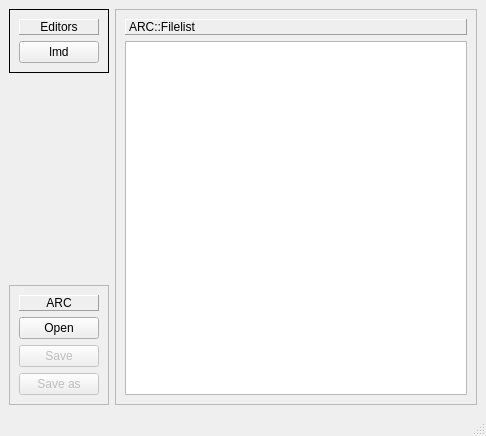
Old version of the form GUI/mainwindow.ui in the repository mikewii/libkorra.
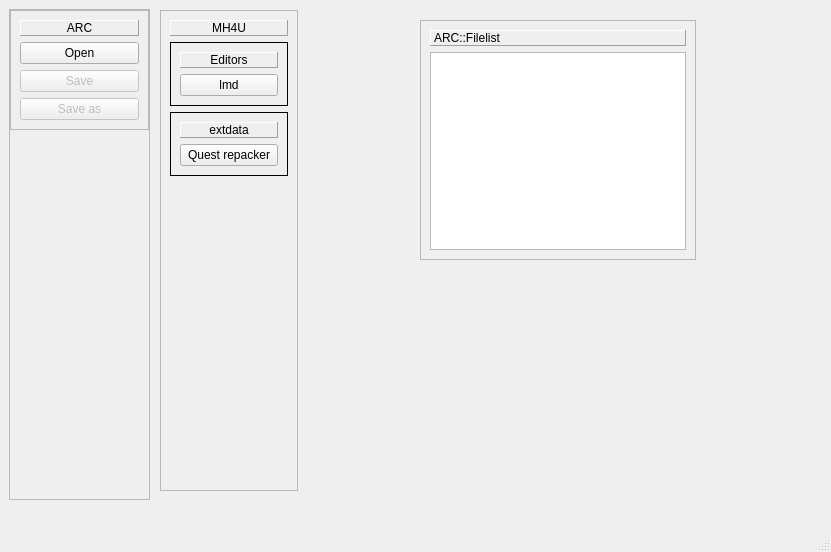
New version of the form.

Commit message: MH4U: extdata quest repacker refactor and move to own file

Diff of the .ui file:
```diff
--- a/GUI/mainwindow.ui
+++ b/GUI/mainwindow.ui
@@ -6,17 +6,29 @@
    <rect>
     <x>0</x>
     <y>0</y>
-    <width>486</width>
-    <height>436</height>
+    <width>831</width>
+    <height>552</height>
    </rect>
   </property>
   <property name="windowTitle">
    <string>MainWindow</string>
   </property>
   <widget class="QWidget" name="centralwidget">
-   <layout class="QHBoxLayout" name="horizontalLayout">
-    <item>
-     <widget class="QWidget" name="widget" native="true">
+   <widget class="QFrame" name="frame">
+    <property name="geometry">
+     <rect>
+      <x>9</x>
+      <y>9</y>
+      <width>141</width>
+      <height>491</height>
+     </rect>
+    </property>
+    <property name="frameShape">
+     <enum>QFrame::StyledPanel</enum>
+    </property>
+    <property name="frameShadow">
+     <enum>QFrame::Raised</enum>
+    </property>
       <layout class="QVBoxLayout" name="verticalLayout_7">
        <property name="leftMargin">
         <number>0</number>
@@ -30,73 +42,6 @@
        <property name="bottomMargin">
         <number>0</number>
        </property>
-       <item>
-        <widget class="QFrame" name="editors">
-         <property name="sizePolicy">
-          <sizepolicy hsizetype="Preferred" vsizetype="Maximum">
-           <horstretch>0</horstretch>
-           <verstretch>0</verstretch>
-          </sizepolicy>
-         </property>
-         <property name="layoutDirection">
-          <enum>Qt::LeftToRight</enum>
-         </property>
-         <property name="autoFillBackground">
-          <bool>false</bool>
-         </property>
-         <property name="frameShape">
-          <enum>QFrame::Box</enum>
-         </property>
-         <layout class="QVBoxLayout" name="verticalLayout_2">
-          <item>
-           <widget class="QLabel" name="label">
-            <property name="sizePolicy">
-             <sizepolicy hsizetype="Preferred" vsizetype="Preferred">
-              <horstretch>0</horstretch>
-              <verstretch>0</verstretch>
-             </sizepolicy>
-            </property>
-            <property name="frameShape">
-             <enum>QFrame::Panel</enum>
-            </property>
-            <property name="frameShadow">
-             <enum>QFrame::Raised</enum>
-            </property>
-            <property name="text">
-             <string>Editors</string>
-            </property>
-            <property name="alignment">
-             <set>Qt::AlignCenter</set>
-            </property>
-           </widget>
-          </item>
-          <item>
-           <layout class="QVBoxLayout" name="verticalLayout">
-            <item>
-             <widget class="QPushButton" name="btn_lmdEditor">
-              <property name="text">
-               <string>lmd</string>
-              </property>
-             </widget>
-            </item>
-           </layout>
-          </item>
-         </layout>
-        </widget>
-       </item>
-       <item>
-        <spacer name="verticalSpacer">
-         <property name="orientation">
-          <enum>Qt::Vertical</enum>
-         </property>
-         <property name="sizeHint" stdset="0">
-          <size>
-           <width>20</width>
-           <height>40</height>
-          </size>
-         </property>
-        </spacer>
-       </item>
        <item>
         <widget class="QFrame" name="frame_2">
          <property name="sizePolicy">
@@ -162,11 +107,30 @@
          </layout>
         </widget>
        </item>
-      </layout>
-     </widget>
-    </item>
-    <item>
+     <item>
+      <spacer name="verticalSpacer">
+       <property name="orientation">
+        <enum>Qt::Vertical</enum>
+       </property>
+       <property name="sizeHint" stdset="0">
+        <size>
+         <width>20</width>
+         <height>40</height>
+        </size>
+       </property>
+      </spacer>
+     </item>
+    </layout>
+   </widget>
      <widget class="QFrame" name="frame">
+    <property name="geometry">
+     <rect>
+      <x>420</x>
+      <y>20</y>
+      <width>276</width>
+      <height>240</height>
+     </rect>
+    </property>
       <property name="frameShape">
        <enum>QFrame::StyledPanel</enum>
       </property>
@@ -196,8 +160,151 @@
        </item>
       </layout>
      </widget>
-    </item>
-   </layout>
+   <widget class="QFrame" name="frame_3">
+    <property name="geometry">
+     <rect>
+      <x>160</x>
+      <y>10</y>
+      <width>138</width>
+      <height>481</height>
+     </rect>
+    </property>
+    <property name="frameShape">
+     <enum>QFrame::StyledPanel</enum>
+    </property>
+    <property name="frameShadow">
+     <enum>QFrame::Raised</enum>
+    </property>
+    <layout class="QVBoxLayout" name="verticalLayout_9">
+     <item>
+      <widget class="QLabel" name="label_4">
+       <property name="sizePolicy">
+        <sizepolicy hsizetype="Preferred" vsizetype="Preferred">
+         <horstretch>0</horstretch>
+         <verstretch>0</verstretch>
+        </sizepolicy>
+       </property>
+       <property name="frameShape">
+        <enum>QFrame::Panel</enum>
+       </property>
+       <property name="frameShadow">
+        <enum>QFrame::Raised</enum>
+       </property>
+       <property name="text">
+        <string>MH4U</string>
+       </property>
+       <property name="alignment">
+        <set>Qt::AlignCenter</set>
+       </property>
+      </widget>
+     </item>
+     <item>
+      <widget class="QFrame" name="editors">
+       <property name="sizePolicy">
+        <sizepolicy hsizetype="Preferred" vsizetype="Maximum">
+         <horstretch>0</horstretch>
+         <verstretch>0</verstretch>
+        </sizepolicy>
+       </property>
+       <property name="layoutDirection">
+        <enum>Qt::LeftToRight</enum>
+       </property>
+       <property name="autoFillBackground">
+        <bool>false</bool>
+       </property>
+       <property name="frameShape">
+        <enum>QFrame::Box</enum>
+       </property>
+       <layout class="QVBoxLayout" name="verticalLayout_2">
+        <item>
+         <widget class="QLabel" name="label">
+          <property name="sizePolicy">
+           <sizepolicy hsizetype="Preferred" vsizetype="Preferred">
+            <horstretch>0</horstretch>
+            <verstretch>0</verstretch>
+           </sizepolicy>
+          </property>
+          <property name="frameShape">
+           <enum>QFrame::Panel</enum>
+          </property>
+          <property name="frameShadow">
+           <enum>QFrame::Raised</enum>
+          </property>
+          <property name="text">
+           <string>Editors</string>
+          </property>
+          <property name="alignment">
+           <set>Qt::AlignCenter</set>
+          </property>
+         </widget>
+        </item>
+        <item>
+         <layout class="QVBoxLayout" name="verticalLayout">
+          <item>
+           <widget class="QPushButton" name="btn_lmdEditor">
+            <property name="text">
+             <string>lmd</string>
+            </property>
+           </widget>
+          </item>
+         </layout>
+        </item>
+       </layout>
+      </widget>
+     </item>
+     <item>
+      <widget class="QFrame" name="frame_4">
+       <property name="frameShape">
+        <enum>QFrame::Box</enum>
+       </property>
+       <layout class="QVBoxLayout" name="verticalLayout_8">
+        <item>
+         <widget class="QLabel" name="label_5">
+          <property name="sizePolicy">
+           <sizepolicy hsizetype="Preferred" vsizetype="Preferred">
+            <horstretch>0</horstretch>
+            <verstretch>0</verstretch>
+           </sizepolicy>
+          </property>
+          <property name="frameShape">
+           <enum>QFrame::Panel</enum>
+          </property>
+          <property name="frameShadow">
+           <enum>QFrame::Raised</enum>
+          </property>
+          <property name="text">
+           <string>extdata</string>
+          </property>
+          <property name="alignment">
+           <set>Qt::AlignCenter</set>
+          </property>
+         </widget>
+        </item>
+        <item>
+         <widget class="QPushButton" name="pushButton">
+          <property name="text">
+           <string>Quest repacker</string>
+          </property>
+         </widget>
+        </item>
+       </layout>
+      </widget>
+     </item>
+     <item>
+      <spacer name="verticalSpacer_2">
+       <property name="orientation">
+        <enum>Qt::Vertical</enum>
+       </property>
+       <property name="sizeHint" stdset="0">
+        <size>
+         <width>20</width>
+         <height>274</height>
+        </size>
+       </property>
+      </spacer>
+     </item>
+    </layout>
+   </widget>
   </widget>
   <widget class="QMenuBar" name="menubar">
    <property name="geometry">
```
Left out of the diff: 4 changed lines with no effect on the pictures. Lines whose indentation alone changed are shown as unchanged. The commit also changes 9 other files.
